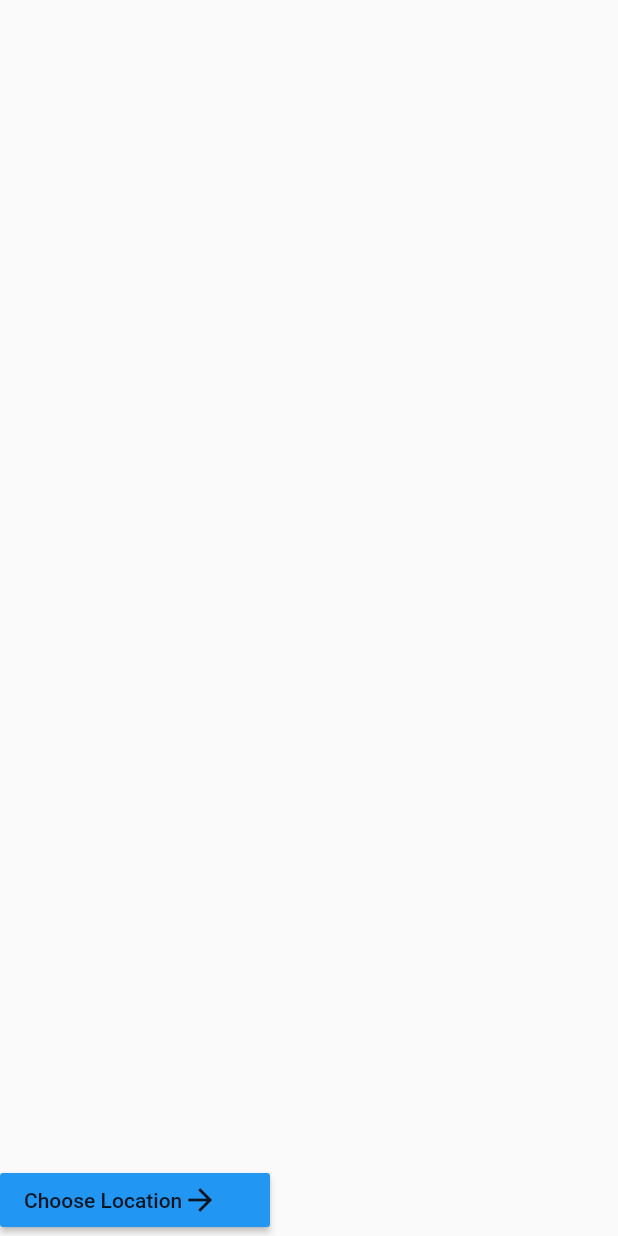
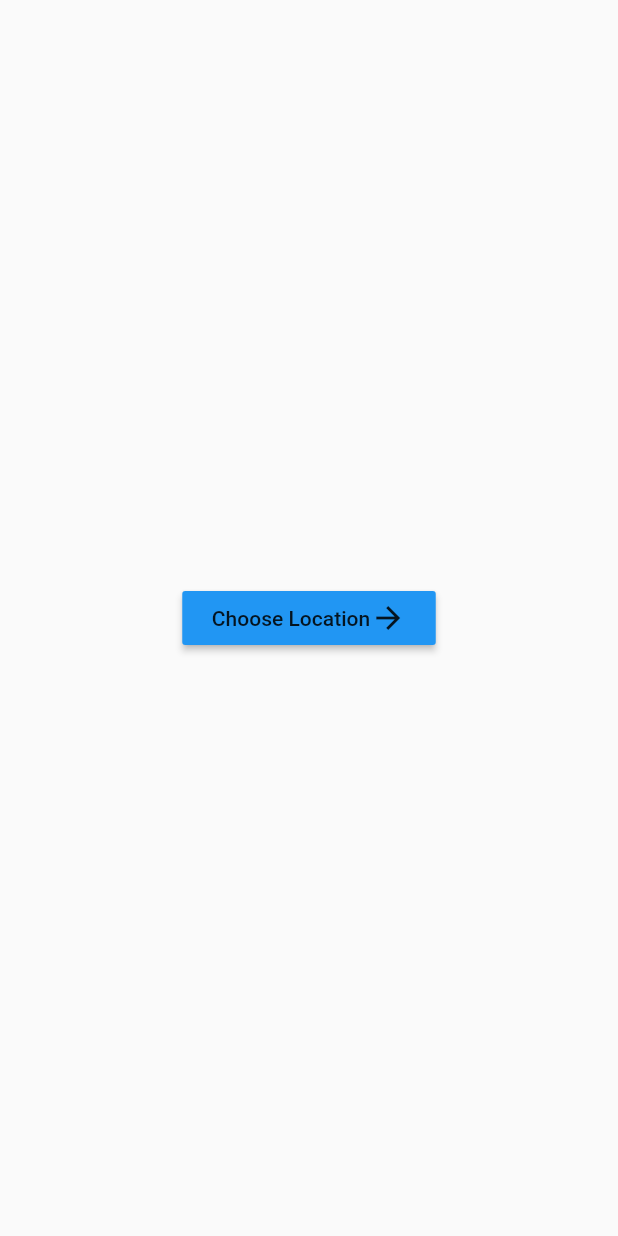
Before and after one commit to pasandevin/flutter_world_time_app, a Flutter app: the screen it shows after launch, on a phone screen of 412 x 824 dp. Run offline on Flutter 3.47's test engine with Material 2 defaults, Android fonts, the phone set to English and light mode, and no system bars.

```diff
--- a/lib/pages/home.dart
+++ b/lib/pages/home.dart
@@ -13,15 +13,21 @@ class _HomeState extends State<Home> {
     return Scaffold(
       body: SafeArea(
         child: Column(
-          mainAxisAlignment: MainAxisAlignment.end,
-          children: <Widget>[
+          mainAxisAlignment: MainAxisAlignment.center,
+          children: [
+            Row(
+              mainAxisAlignment: MainAxisAlignment.center,
+              children: [
                 Container(
-              width: 180.0,
+                  width: 169.0,
+
                   child: MaterialButton(
                     onPressed: () {
                       Navigator.pushNamed(context, '/location');
                     },
-                child: Row(children: <Widget>[
+                    child: Row(
+                        mainAxisAlignment: MainAxisAlignment.center,
+                        children: <Widget>[
                       Text('Choose Location'),
                       Icon(Icons.arrow_forward),
                     ]
@@ -31,6 +37,8 @@ class _HomeState extends State<Home> {
                 ),
               ],
             ),
+          ],
+        ),
       ),
     );
   }
```
Also changed, not shown: lib/pages/choose_location.dart (+7 -0 lines). Lines whose indentation alone changed are shown as unchanged.
